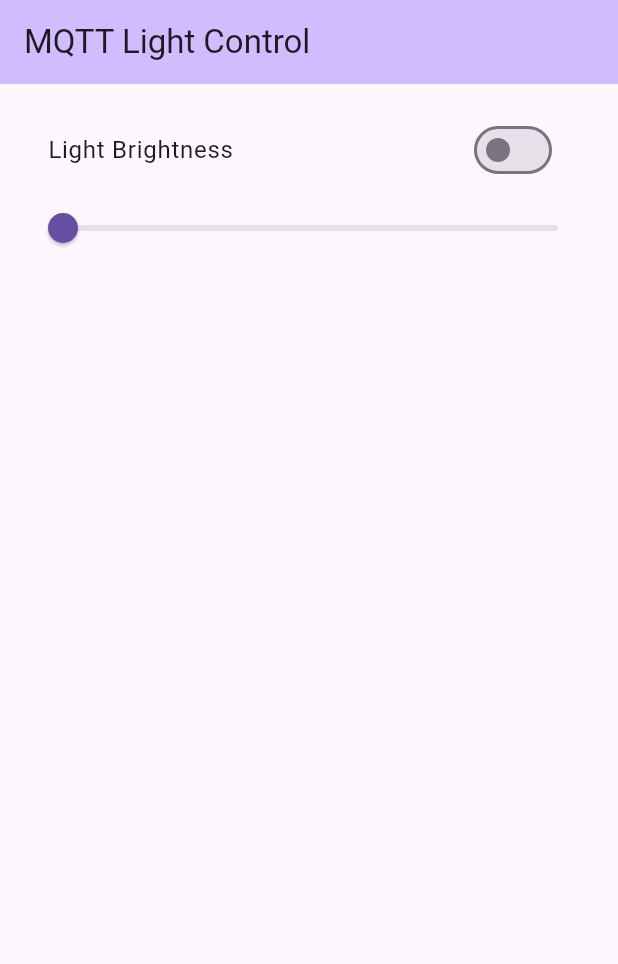
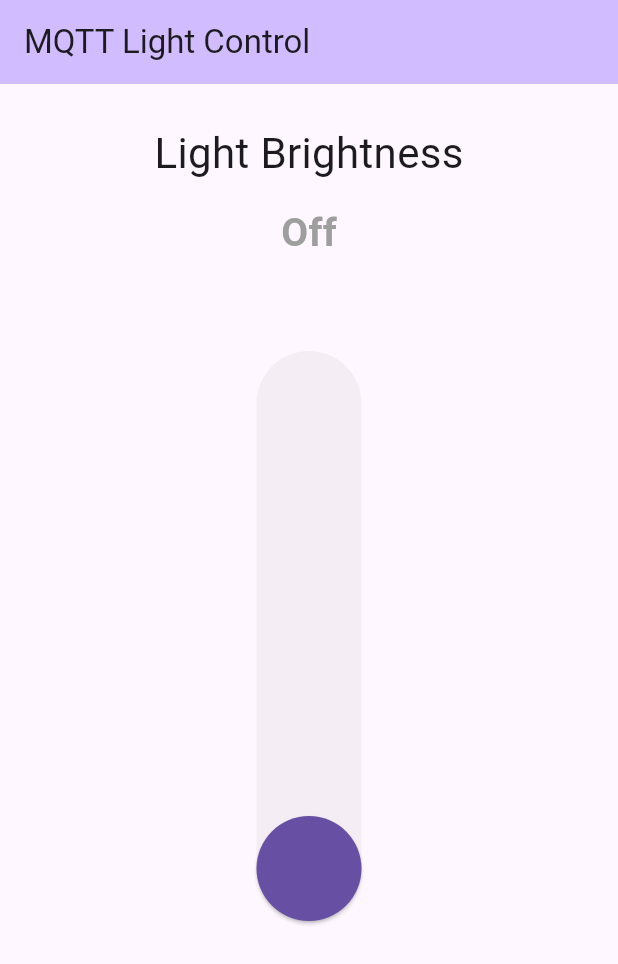
Before and after one commit to HyHyZhaLee/Thesis_SmartPole, a Flutter app: the screen it shows after launch, on a phone screen of 412 x 824 dp. Shown: the top 964 px of the screen. Run offline on Flutter 3.47's test engine with Material 3 defaults, Android fonts, the light colour scheme and no system bars; our stand-ins replace audioplayers; missing offline and left inert: mqtt_client.

Commit message:
Update Flutter App ver 2 runable

```diff
--- a/FlutterApp/lib/Widgets/custom_slider_widget.dart
+++ b/FlutterApp/lib/Widgets/custom_slider_widget.dart
@@ -1,5 +1,7 @@
 // custom_slider_widget.dart
 import 'package:flutter/material.dart';
+import 'package:audioplayers/audioplayers.dart';
+import 'package:flutter/services.dart';
 
 class CustomSliderWidget extends StatefulWidget {
   final double initialSliderValue;
@@ -18,7 +20,7 @@
 class _CustomSliderWidgetState extends State<CustomSliderWidget> {
   late double _currentSliderValue;
   late bool _isSwitched;
-
+  final _audioCache = AudioPlayer();
   @override
   void initState() {
     super.initState();
@@ -73,6 +75,7 @@
                   },
                   onChangeEnd: (value) {
                     setState(() {
+                      SystemSound.play(SystemSoundType.click);
                       _currentSliderValue = value;
                       _isSwitched = _currentSliderValue > 0;
                       widget.onValueChanged(_currentSliderValue);
--- a/FlutterApp/lib/main.dart
+++ b/FlutterApp/lib/main.dart
@@ -2,7 +2,7 @@
 import 'package:mqtt_client/mqtt_client.dart';
 import 'AppFunction/mqtt_helper.dart';
 import 'dart:convert';  // To use jsonEncode and jsonDecode
-
+import 'Widgets/custom_slider_widget.dart';
 // Your MQTT details
 String mqttServer = "mqttserver.tk";
 String mqttClientId = "Flutter_app";
@@ -113,7 +113,6 @@
     super.dispose();
   }
 
-
   @override
   Widget build(BuildContext context) {
     return Scaffold(
@@ -126,20 +125,13 @@
         child: Column(
           mainAxisAlignment: MainAxisAlignment.start,
           children: <Widget>[
-            ListTile(
-              title: Text('Light Brightness'),
-              trailing: Switch(
-                value: _isLightOn,
-                onChanged: _toggleLight,
+            Expanded(
+              child: CustomSliderWidget(
+                initialSliderValue: _brightness,
+                onValueChanged: (value) {
+                  _updateBrightness(value);
+                },
               ),
-            ),
-            Slider(
-              value: _brightness,
-              onChanged: _updateBrightness,
-              min: 0,
-              max: 100,
-              divisions: 100,
-              label: '${_brightness.round()}',
             ),
             // Add more device controls here
           ],
--- a/FlutterApp/pubspec.yaml
+++ b/FlutterApp/pubspec.yaml
@@ -37,6 +37,7 @@
   # Use with the CupertinoIcons class for iOS style icons.
   cupertino_icons: ^1.0.6
   mqtt_client: ^10.2.1
+  audioplayers:
 
 dev_dependencies:
   flutter_test:
```
Also changed, not shown: FlutterApp/pubspec.lock, 5 other files.
